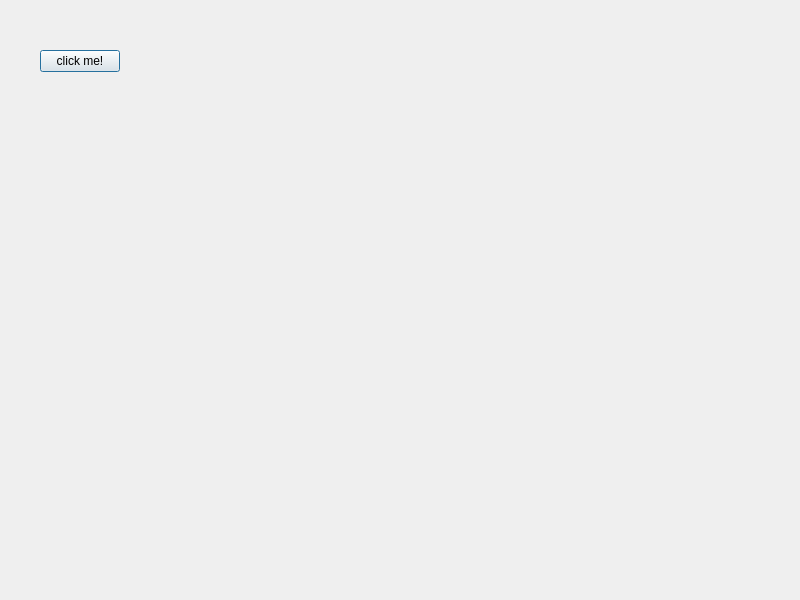
samshafieha/project-1-football-pamphlet, file project-1/dialog.ui: the form before one commit.
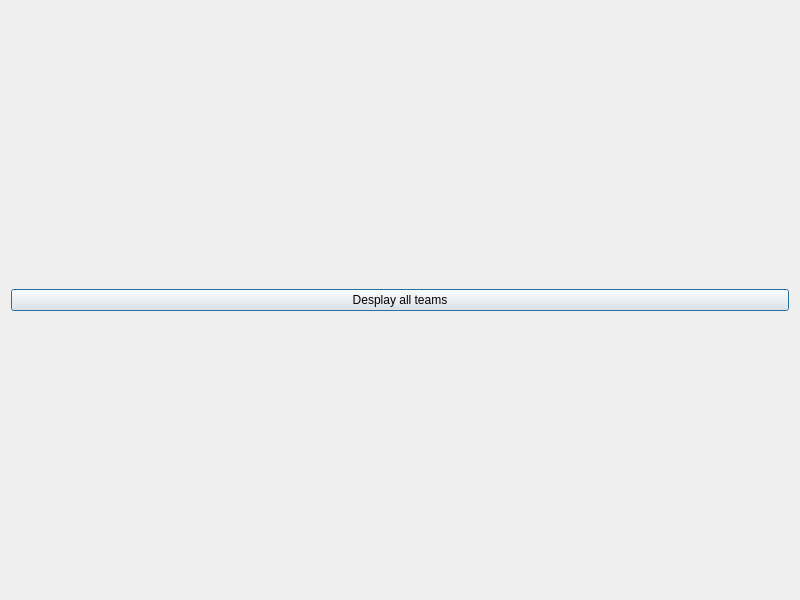
The form after the commit.

Commit message: text browser added to display QString when clicking a button

Patch:
```diff
--- a/project-1/dialog.ui
+++ b/project-1/dialog.ui
@@ -13,19 +13,15 @@
   <property name="windowTitle">
    <string>Dialog</string>
   </property>
+  <layout class="QVBoxLayout" name="verticalLayout">
+   <item>
   <widget class="QPushButton" name="pushButton">
-   <property name="geometry">
-    <rect>
-     <x>40</x>
-     <y>50</y>
-     <width>80</width>
-     <height>22</height>
-    </rect>
-   </property>
    <property name="text">
-    <string>click me!</string>
-   </property>
-  </widget>
+      <string>Desplay all teams</string>
+     </property>
+    </widget>
+   </item>
+  </layout>
  </widget>
  <resources/>
  <connections/>
```
Lines whose indentation alone changed are shown as unchanged. The commit also changes 7 other files.
